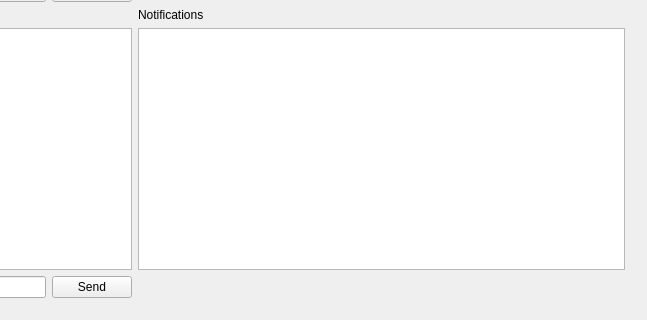
Above: src/CBattleshipp/mainwindow.ui from MATF-RS19/RS022-cbattleshipp before the change; both pictures show x 377 to 1024 and y 448 to 768 of the 1024 by 768 pixel window. Below: the same form after it.
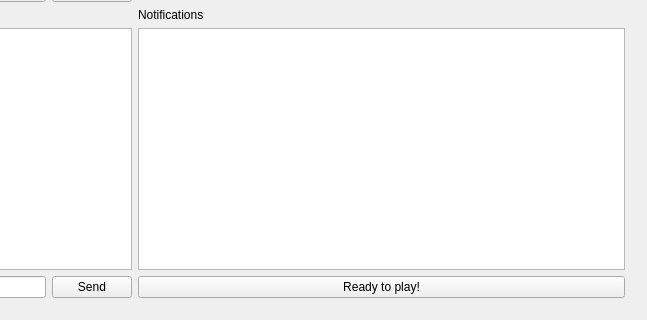
That is the form after the change. The open tabs and pages were chosen to show the change.

Commit message: Added ready button

The edit to the form file:
```diff
--- a/src/CBattleshipp/mainwindow.ui
+++ b/src/CBattleshipp/mainwindow.ui
@@ -557,6 +557,13 @@
           </item>
          </layout>
         </item>
+        <item row="4" column="1">
+         <widget class="QPushButton" name="ReadyButton">
+          <property name="text">
+           <string>Ready to play!</string>
+          </property>
+         </widget>
+        </item>
        </layout>
       </widget>
      </widget>
```
The commit also changes 2 other files.
